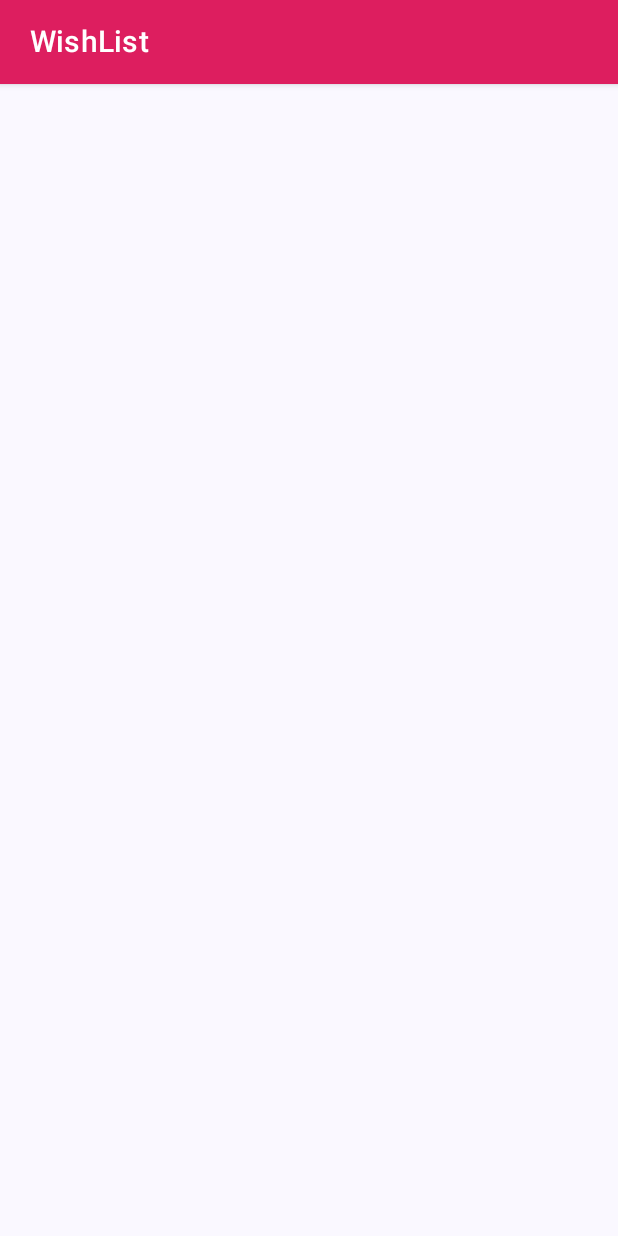
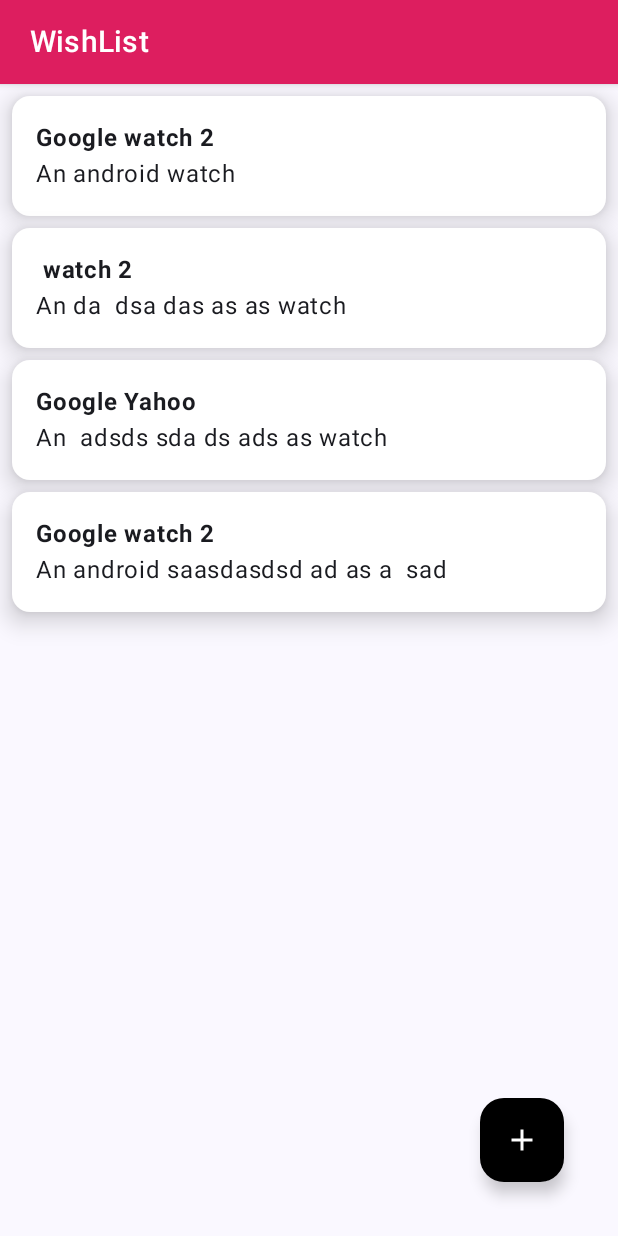
Before and after one commit to andriimel/WishList, an Android app built with Jetpack Compose: the screen it shows after launch (MainActivity), on a phone screen of 412 x 824 dp. Run offline under Robolectric (Android 15) with nearby library versions, the phone set to English and light mode, and no system bars.

Commit message:
second commit

```diff
--- a/app/src/main/java/com/am/mywishlistapp/AppBar.kt
+++ b/app/src/main/java/com/am/mywishlistapp/AppBar.kt
@@ -3,18 +3,38 @@ package com.am.mywishlistapp
 import android.R.attr.navigationIcon
 import androidx.compose.foundation.layout.heightIn
 import androidx.compose.foundation.layout.padding
+import androidx.compose.material.IconButton
 import androidx.compose.material.Text
 import androidx.compose.material.TopAppBar
+import androidx.compose.material.icons.Icons
+import androidx.compose.material.icons.automirrored.filled.ArrowBack
+import androidx.compose.material3.Icon
 import androidx.compose.runtime.Composable
 import androidx.compose.ui.Modifier
+import androidx.compose.ui.graphics.Color
 import androidx.compose.ui.res.colorResource
 import androidx.compose.ui.unit.dp
 
 @Composable
-fun AppBar(
+fun AppBarView(
     title: String,
     onBackNavClicked:()-> Unit = {}
 ){
+
+    val navigationIcon: (@Composable () -> Unit)? =
+        if(!title.contains("WishList")) {
+            {
+                IconButton(onClick = { onBackNavClicked() }) {
+                    Icon(
+                        imageVector = Icons.AutoMirrored.Filled.ArrowBack,
+                        tint = Color.White,
+                        contentDescription = null
+                    )
+                }
+            }
+        } else {
+            null
+        }
     TopAppBar (title = { Text(text = title,
         color = colorResource(id = R.color.white),
         modifier = Modifier.padding(start = 4.dp)
@@ -22,5 +42,6 @@ fun AppBar(
     },
         elevation = 3.dp,
         backgroundColor = colorResource(id = R.color.app_bar_color),
+        navigationIcon = navigationIcon
         )
 }
--- a/app/src/main/java/com/am/mywishlistapp/HomeView.kt
+++ b/app/src/main/java/com/am/mywishlistapp/HomeView.kt
@@ -1,22 +1,84 @@
 package com.am.mywishlistapp
 
+import androidx.compose.ui.graphics.Color
+import android.widget.Toast
+import androidx.compose.foundation.clickable
+import androidx.compose.foundation.layout.Column
 import androidx.compose.foundation.layout.fillMaxSize
+import androidx.compose.foundation.layout.fillMaxWidth
 import androidx.compose.foundation.layout.padding
 import androidx.compose.foundation.lazy.LazyColumn
+import androidx.compose.foundation.lazy.items
+import androidx.compose.material.icons.Icons
+import androidx.compose.material.icons.filled.Add
+import androidx.compose.material3.Card
+import androidx.compose.material3.FloatingActionButton
+import androidx.compose.material3.Icon
 import androidx.compose.material3.Scaffold
 import androidx.compose.runtime.Composable
 import androidx.compose.ui.Modifier
 
+import androidx.compose.ui.platform.LocalContext
+import androidx.compose.ui.unit.dp
+import com.am.mywishlistapp.data.Wish
+
+import androidx.compose.material3.CardDefaults
+import androidx.compose.material3.Text
+import androidx.compose.ui.text.font.FontWeight
+import androidx.navigation.NavController
+import com.am.mywishlistapp.data.DummyWish
+
+
 @Composable
-fun HomeView() {
+fun HomeView( navController: NavController,
+              viewModel: WishViewModel){
+    val context = LocalContext.current
     Scaffold(
-        topBar = { AppBar(title = "WishList") }
+        topBar = { AppBarView(title =  "WishList", {
+            Toast.makeText(context, "ButtonClicked", Toast.LENGTH_LONG).show()
+        })},
+        floatingActionButton = {
+
+            FloatingActionButton (
+                modifier = Modifier.padding(all = 20.dp),
+                contentColor = Color.White,
+                containerColor = Color.Black,
+                onClick = {
+                    //TODO Add navigation to add screen
+                    Toast.makeText(context, "FAButtonClicked", Toast.LENGTH_LONG).show()
+                    navController.navigate(Screen.AddScreen.route)
+                }) {
+                Icon(imageVector = Icons.Default.Add, contentDescription = null)
+            }
+        }
     ) {
         LazyColumn(
             modifier = Modifier
                 .fillMaxSize()
                 .padding(it)
-        ) {  }
+        ) {
+            items (DummyWish.wishList) {
+                wish -> WishItem(wish = wish) {
+
+            }
+            }
+        }
     }
+}
 
+@Composable
+fun WishItem(wish: Wish, onClick:() -> Unit){
+    Card(modifier = Modifier
+        .fillMaxWidth()
+        .padding(top = 8.dp, start = 8.dp, end = 8.dp)
+        .clickable { onClick()},
+        colors = CardDefaults.cardColors(containerColor = Color.White),
+        elevation = CardDefaults.cardElevation(defaultElevation = 10.dp)
+    ){
+        Column(modifier = Modifier
+            .padding(16.dp)) {
+            Text(text = wish.title, fontWeight = FontWeight.Bold)
+            Text(text = wish.description)
+        }
+    }
 }
--- a/app/src/main/java/com/am/mywishlistapp/MainActivity.kt
+++ b/app/src/main/java/com/am/mywishlistapp/MainActivity.kt
@@ -25,7 +25,7 @@ class MainActivity : ComponentActivity() {
                     modifier = Modifier.fillMaxSize(),
                     color = MaterialTheme.colorScheme.background
                 ) {
-                    HomeView()
+                   Navigation()
                 }
             }
         }
--- /dev/null
+++ b/app/src/main/java/com/am/mywishlistapp/Navigation.kt
@@ -0,0 +1,23 @@
+package com.am.mywishlistapp
+
+import androidx.compose.runtime.Composable
+import androidx.lifecycle.viewmodel.compose.viewModel
+import androidx.navigation.NavHostController
+import androidx.navigation.compose.NavHost
+import androidx.navigation.compose.composable
+import androidx.navigation.compose.rememberNavController
+
+
+@Composable
+fun Navigation( viewModel: WishViewModel = viewModel(),
+                navController: NavHostController = rememberNavController()){
+    NavHost(navController = navController,
+        startDestination = Screen.HomeScreen.route) {
+        composable(Screen.HomeScreen.route) {
+            HomeView(navController, viewModel)
+        }
+        composable(Screen.AddScreen.route) {
+          AddEditDetailView(id = 0L, viewModel = viewModel, navController = navController)
+        }
+    }
+}
--- /dev/null
+++ b/app/src/main/java/com/am/mywishlistapp/Screen.kt
@@ -0,0 +1,7 @@
+package com.am.mywishlistapp
+
+sealed class Screen (val route: String){
+    object HomeScreen: Screen("home_screen")
+    object AddScreen: Screen("add_screen")
+
+}
--- /dev/null
+++ b/app/src/main/java/com/am/mywishlistapp/WishViewModel.kt
@@ -0,0 +1,20 @@
+package com.am.mywishlistapp
+
+import androidx.compose.runtime.getValue
+import androidx.compose.runtime.mutableStateOf
+import androidx.compose.runtime.setValue
+import androidx.lifecycle.ViewModel
+
+class WishViewModel: ViewModel() {
+    var wishTitleState by mutableStateOf("")
+    var wishDescriptionState by mutableStateOf("")
+
+    fun onWishTitleChanged(newString: String){
+        wishTitleState = newString
+    }
+
+    fun onWishDescriptionChanged(newString: String){
+        wishDescriptionState = newString
+    }
+
+}
--- /dev/null
+++ b/app/src/main/java/com/am/mywishlistapp/data/Wish.kt
@@ -0,0 +1,16 @@
+package com.am.mywishlistapp.data
+
+data class Wish (
+    val id: Long = 0L,
+    val title: String = "",
+    val description: String = ""
+)
+
+object DummyWish{
+    val wishList = listOf(
+        Wish(title = "Google watch 2", description = "An android watch"),
+        Wish(title = " watch 2", description = "An da  dsa das as as watch"),
+        Wish(title = "Google Yahoo", description = "An  adsds sda ds ads as watch"),
+        Wish(title = "Google watch 2", description = "An android saasdasdsd ad as a  sad ")
+    )
+}
--- a/app/src/main/res/values/strings.xml
+++ b/app/src/main/res/values/strings.xml
@@ -1,3 +1,5 @@
 <resources>
     <string name="app_name">MyWishListApp</string>
+    <string name="update_wish">Update Wish</string>
+    <string name="add_wish">Add Wish</string>
 </resources>
```
Also changed, not shown: app/src/main/java/com/am/mywishlistapp/AddEditDetailView.kt (added, +92 -0 lines), 1 other file.
